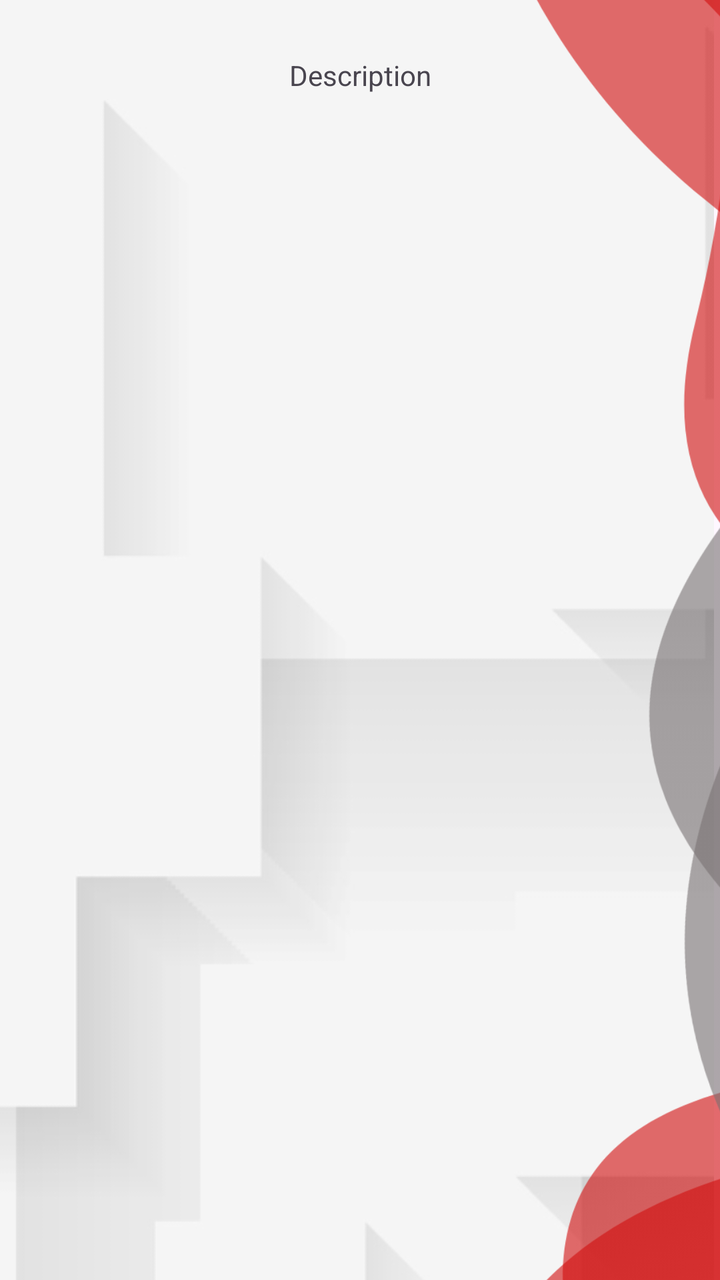
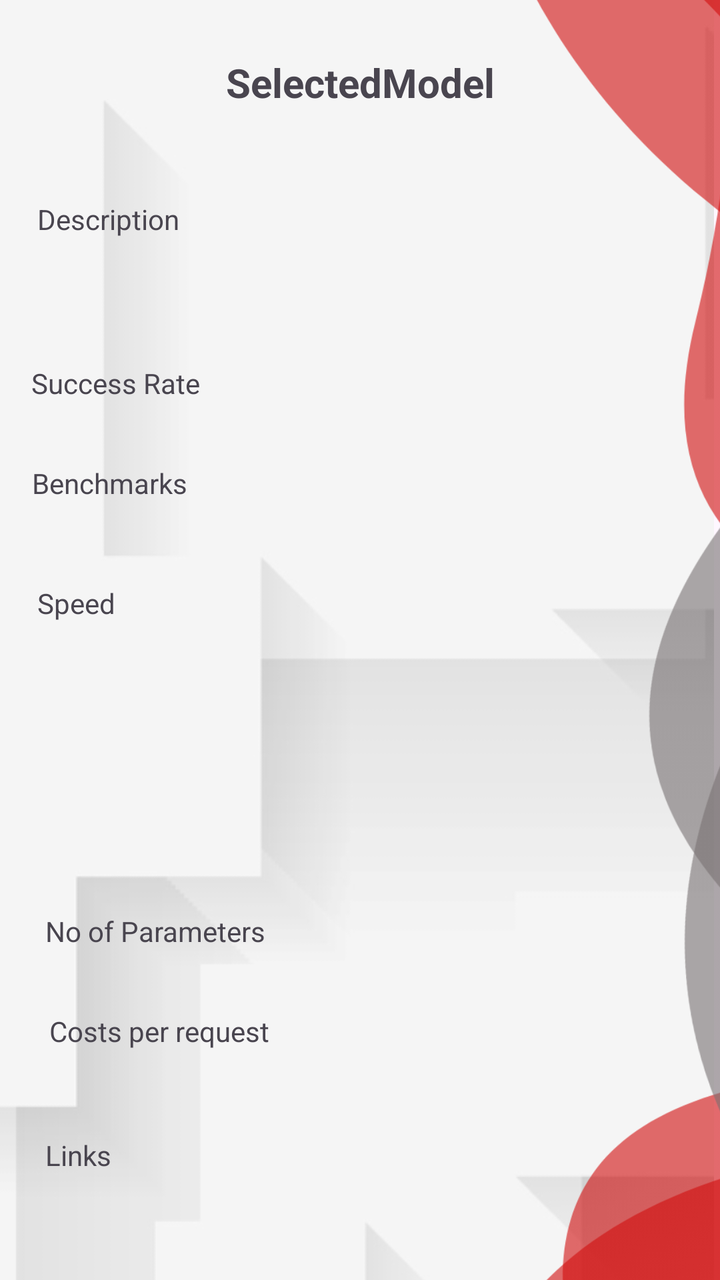

An Android layout rendered at two revisions. The XML below is the earlier revision; the diff shows what the commit changed to produce the second picture.
<!-- AndroidManifest.xml: application theme Theme.TrafficSceneAnalyser -->
<!-- res/layout/activity_model_info.xml -->
<?xml version="1.0" encoding="utf-8"?>
<androidx.constraintlayout.widget.ConstraintLayout xmlns:android="http://schemas.android.com/apk/res/android"
    xmlns:app="http://schemas.android.com/apk/res-auto"
    xmlns:tools="http://schemas.android.com/tools"
    android:id="@+id/main"
    android:layout_width="match_parent"
    android:layout_height="match_parent"
    tools:context=".analysisInfoPage">

    <ImageView
        android:id="@+id/backg"
        android:layout_width="904dp"
        android:layout_height="897dp"
        app:layout_constraintBottom_toBottomOf="parent"
        app:layout_constraintEnd_toEndOf="parent"
        app:layout_constraintHorizontal_bias="1.0"
        app:layout_constraintStart_toStartOf="parent"
        app:layout_constraintTop_toTopOf="parent"
        app:layout_constraintVertical_bias="0.12"
        app:srcCompat="@drawable/background" />

    <androidx.viewpager2.widget.ViewPager2
        android:id="@+id/viewPager"
        android:layout_width="250dp"
        android:layout_height="400dp"
        android:layout_marginTop="150dp"
        android:paddingStart="40dp"
        android:paddingEnd="40dp"
        app:layout_constraintEnd_toEndOf="parent"
        app:layout_constraintStart_toStartOf="parent"
        app:layout_constraintTop_toTopOf="parent">

    </androidx.viewpager2.widget.ViewPager2>

    <ImageView
        android:id="@+id/imageView5"
        android:layout_width="484dp"
        android:layout_height="773dp"
        app:layout_constraintBottom_toBottomOf="parent"
        app:layout_constraintEnd_toEndOf="parent"
        app:layout_constraintHorizontal_bias="0.643"
        app:layout_constraintStart_toStartOf="parent"
        app:layout_constraintTop_toTopOf="parent"
        app:srcCompat="@drawable/perfectlayout2" />

    <TextView
        android:id="@+id/modelInfoDescTextView"
        android:layout_width="wrap_content"
        android:layout_height="wrap_content"
        android:layout_marginTop="28dp"
        android:text="Description"
        app:layout_constraintEnd_toEndOf="parent"
        app:layout_constraintStart_toStartOf="parent"
        app:layout_constraintTop_toTopOf="parent" />

</androidx.constraintlayout.widget.ConstraintLayout>
<!-- resources referenced by this layout -->
<resources>
  <!-- drawable background: png bitmap (drawable-hdpi, 37305 bytes) -->
  <!-- drawable perfectlayout2: png bitmap (drawable-hdpi, 51025 bytes) -->
  <style name="Theme.TrafficSceneAnalyser" parent="Base.Theme.TrafficSceneAnalyser" />
  <style name="Base.Theme.TrafficSceneAnalyser" parent="Theme.Material3.DayNight.NoActionBar">
          
          
      </style>
</resources>

<!-- the commit's change to res/layout/activity_model_info.xml (unified diff, before → after) -->
@@ -45,12 +45,85 @@
 
     <TextView
         android:id="@+id/modelInfoDescTextView"
-        android:layout_width="wrap_content"
-        android:layout_height="wrap_content"
-        android:layout_marginTop="28dp"
+        android:layout_width="323dp"
+        android:layout_height="74dp"
+        android:layout_marginTop="100dp"
         android:text="Description"
         app:layout_constraintEnd_toEndOf="parent"
         app:layout_constraintStart_toStartOf="parent"
         app:layout_constraintTop_toTopOf="parent" />
 
+    <TextView
+        android:id="@+id/modelInfoHeadlineTextview"
+        android:layout_width="165dp"
+        android:layout_height="45dp"
+        android:text="SelectedModel"
+        android:textAlignment="center"
+        android:textSize="20sp"
+        android:textStyle="bold"
+        app:layout_constraintBottom_toTopOf="@+id/modelInfoDescTextView"
+        app:layout_constraintEnd_toEndOf="parent"
+        app:layout_constraintStart_toStartOf="parent"
+        app:layout_constraintTop_toTopOf="parent" />
+
+    <TextView
+        android:id="@+id/modelInfoLinksTextView"
+        android:layout_width="317dp"
+        android:layout_height="56dp"
+        android:layout_marginBottom="16dp"
+        android:text="Links"
+        app:layout_constraintBottom_toBottomOf="parent"
+        app:layout_constraintEnd_toEndOf="parent"
+        app:layout_constraintHorizontal_bias="0.531"
+        app:layout_constraintStart_toStartOf="parent" />
+
+    <TextView
+        android:id="@+id/modelInfoCostsTextView"
+        android:layout_width="311dp"
+        android:layout_height="46dp"
+        android:layout_marginBottom="16dp"
+        android:text="Costs per request"
+        app:layout_constraintBottom_toTopOf="@+id/modelInfoLinksTextView"
+        app:layout_constraintEnd_toEndOf="parent"
+        app:layout_constraintStart_toStartOf="parent" />
+
+    <TextView
+        android:id="@+id/modelInfoParameterTextView"
+        android:layout_width="315dp"
+        android:layout_height="50dp"
+        android:text="No of Parameters"
+        app:layout_constraintBottom_toTopOf="@+id/modelInfoCostsTextView"
+        app:layout_constraintEnd_toEndOf="parent"
+        app:layout_constraintStart_toStartOf="parent" />
+
+    <TextView
+        android:id="@+id/infoModelSuccessRateTextView"
+        android:layout_width="329dp"
+        android:layout_height="42dp"
+        android:layout_marginTop="8dp"
+        android:text="Success Rate"
+        app:layout_constraintEnd_toEndOf="parent"
+        app:layout_constraintStart_toStartOf="parent"
+        app:layout_constraintTop_toBottomOf="@+id/modelInfoDescTextView" />
+
+    <TextView
+        android:id="@+id/infoModelBenchmarksTextView"
+        android:layout_width="328dp"
+        android:layout_height="52dp"
+        android:layout_marginTop="8dp"
+        android:text="Benchmarks"
+        app:layout_constraintEnd_toEndOf="parent"
+        app:layout_constraintStart_toStartOf="parent"
+        app:layout_constraintTop_toBottomOf="@+id/infoModelSuccessRateTextView" />
+
+    <TextView
+        android:id="@+id/modelInfoSpeedTextView"
+        android:layout_width="323dp"
+        android:layout_height="54dp"
+        android:layout_marginTop="8dp"
+        android:text="Speed"
+        app:layout_constraintEnd_toEndOf="parent"
+        app:layout_constraintStart_toStartOf="parent"
+        app:layout_constraintTop_toBottomOf="@+id/infoModelBenchmarksTextView" />
+
 </androidx.constraintlayout.widget.ConstraintLayout>
